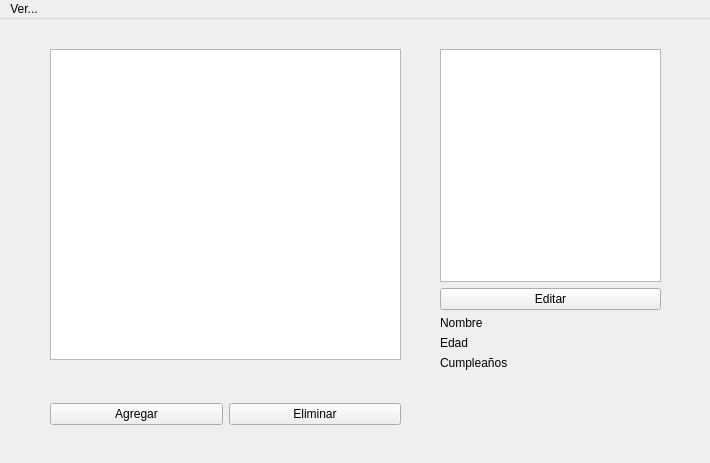
This is Source/actores_h.ui in sacowe/actores as Qt 5 draws it before an edit. The edited form follows.
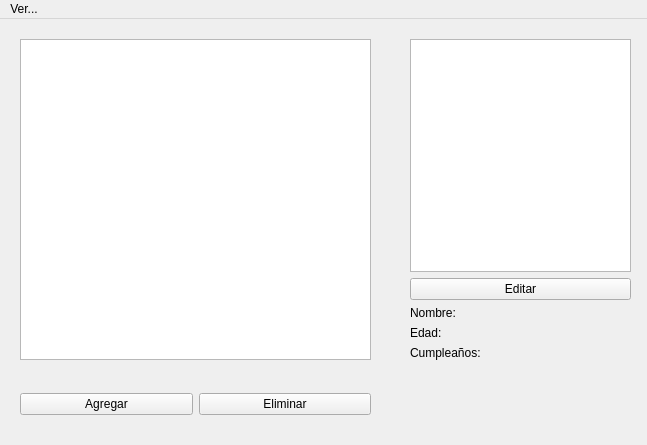
This is the edited form.

Diff of the .ui file:
```diff
--- a/Source/actores_h.ui
+++ b/Source/actores_h.ui
@@ -6,8 +6,8 @@
    <rect>
     <x>0</x>
     <y>0</y>
-    <width>710</width>
-    <height>463</height>
+    <width>647</width>
+    <height>445</height>
    </rect>
   </property>
   <property name="windowTitle">
@@ -17,8 +17,8 @@
    <widget class="QWidget" name="horizontalLayoutWidget">
     <property name="geometry">
      <rect>
-      <x>50</x>
-      <y>380</y>
+      <x>20</x>
+      <y>370</y>
       <width>351</width>
       <height>31</height>
      </rect>
@@ -43,8 +43,8 @@
    <widget class="QWidget" name="verticalLayoutWidget">
     <property name="geometry">
      <rect>
-      <x>440</x>
-      <y>30</y>
+      <x>410</x>
+      <y>20</y>
       <width>221</width>
       <height>321</height>
      </rect>
@@ -68,7 +68,7 @@
        <item row="0" column="0">
         <widget class="QLabel" name="Nombre">
          <property name="text">
-          <string>Nombre</string>
+          <string>Nombre:</string>
          </property>
         </widget>
        </item>
@@ -82,7 +82,7 @@
        <item row="1" column="0">
         <widget class="QLabel" name="Edad">
          <property name="text">
-          <string>Edad</string>
+          <string>Edad:</string>
          </property>
         </widget>
        </item>
@@ -96,7 +96,7 @@
        <item row="2" column="0">
         <widget class="QLabel" name="Cumpleanos">
          <property name="text">
-          <string>Cumpleaños</string>
+          <string>Cumpleaños:</string>
          </property>
         </widget>
        </item>
@@ -114,10 +114,10 @@
    <widget class="QTableView" name="tabla_actores2">
     <property name="geometry">
      <rect>
-      <x>50</x>
-      <y>30</y>
+      <x>20</x>
+      <y>20</y>
       <width>351</width>
-      <height>311</height>
+      <height>321</height>
      </rect>
     </property>
    </widget>
@@ -127,8 +127,8 @@
     <rect>
      <x>0</x>
      <y>0</y>
-     <width>710</width>
-     <height>20</height>
+     <width>647</width>
+     <height>25</height>
     </rect>
    </property>
    <widget class="QMenu" name="menu_ver">
```
